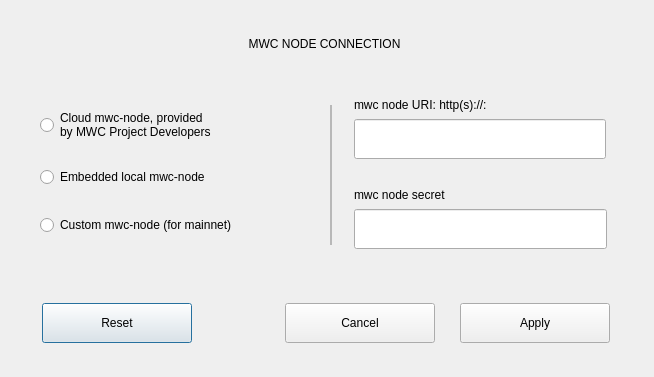
The window that dialogs/u_changenode.ui (0xkobe/mwc-wallet) describes before a commit, drawn with Qt 5.
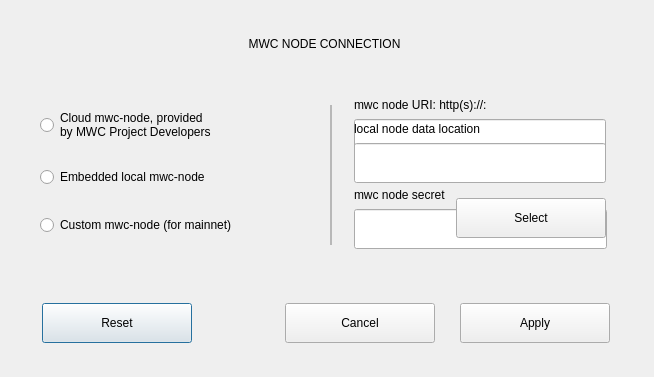
The same window after the commit. Custom widgets are drawn as their Qt base class.

Diff of the .ui file:
```diff
--- a/dialogs/u_changenode.ui
+++ b/dialogs/u_changenode.ui
@@ -316,6 +316,91 @@
     </item>
    </layout>
   </widget>
+  <widget class="QWidget" name="embeddedNodeWnd" native="true">
+   <property name="geometry">
+    <rect>
+     <x>354</x>
+     <y>93</y>
+     <width>253</width>
+     <height>163</height>
+    </rect>
+   </property>
+   <widget class="QWidget" name="layoutWidget1_3">
+    <property name="geometry">
+     <rect>
+      <x>0</x>
+      <y>27</y>
+      <width>252</width>
+      <height>63</height>
+     </rect>
+    </property>
+    <layout class="QVBoxLayout" name="verticalLayout_5">
+     <property name="spacing">
+      <number>5</number>
+     </property>
+     <item>
+      <widget class="control::MwcLabelSmall" name="label_3">
+       <property name="sizePolicy">
+        <sizepolicy hsizetype="Fixed" vsizetype="Preferred">
+         <horstretch>0</horstretch>
+         <verstretch>0</verstretch>
+        </sizepolicy>
+       </property>
+       <property name="maximumSize">
+        <size>
+         <width>16777215</width>
+         <height>22</height>
+        </size>
+       </property>
+       <property name="text">
+        <string>local node data location</string>
+       </property>
+      </widget>
+     </item>
+     <item>
+      <widget class="control::MwcLineEditNormal" name="nodeDataLocation">
+       <property name="minimumSize">
+        <size>
+         <width>250</width>
+         <height>40</height>
+        </size>
+       </property>
+       <property name="maximumSize">
+        <size>
+         <width>20000</width>
+         <height>40</height>
+        </size>
+       </property>
+       <property name="maxLength">
+        <number>128</number>
+       </property>
+      </widget>
+     </item>
+    </layout>
+   </widget>
+   <widget class="control::MwcPushButtonNormal" name="selectNodeDataLocationBtn">
+    <property name="geometry">
+     <rect>
+      <x>102</x>
+      <y>105</y>
+      <width>150</width>
+      <height>40</height>
+     </rect>
+    </property>
+    <property name="minimumSize">
+     <size>
+      <width>150</width>
+      <height>40</height>
+     </size>
+    </property>
+    <property name="focusPolicy">
+     <enum>Qt::StrongFocus</enum>
+    </property>
+    <property name="text">
+     <string>Select</string>
+    </property>
+   </widget>
+  </widget>
  </widget>
  <customwidgets>
   <customwidget>
@@ -323,6 +408,11 @@
    <extends>QPushButton</extends>
    <header>control/MwcPushButton.h</header>
   </customwidget>
+  <customwidget>
+   <class>control::MwcLabelLarge</class>
+   <extends>QLabel</extends>
+   <header>control/MwcLabel.h</header>
+  </customwidget>
   <customwidget>
    <class>control::MwcLineEditNormal</class>
    <extends>QLineEdit</extends>
@@ -333,11 +423,6 @@
    <extends>QLabel</extends>
    <header>control/MwcLabel.h</header>
   </customwidget>
-  <customwidget>
-   <class>control::MwcLabelLarge</class>
-   <extends>QLabel</extends>
-   <header>control/MwcLabel.h</header>
-  </customwidget>
   <customwidget>
    <class>control::MwcLine</class>
    <extends>QFrame</extends>
```
